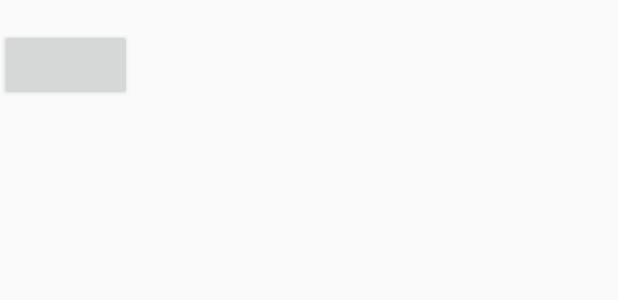
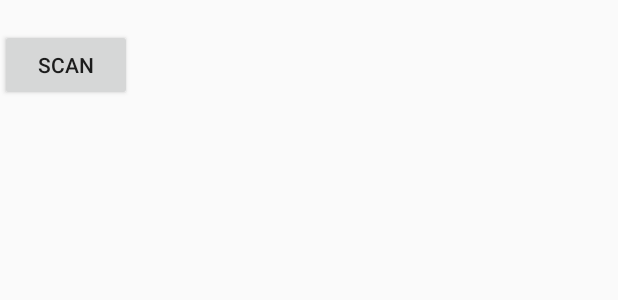
Before and after one commit to MrPoppa/BarcodeScanner, an Android app: the layout activity_main.xml on its own in the app's theme, with its tools: preview values and no code run, on a phone screen of 412 x 824 dp. Shown: the top 300 px of the screen. Run offline under Robolectric (Android 15) with nearby library versions, the phone set to English and light mode, and no system bars.

Commit message:
Text on Scan button

```diff
--- a/app/src/main/res/layout/activity_main.xml
+++ b/app/src/main/res/layout/activity_main.xml
@@ -14,6 +14,7 @@
         android:layout_width="wrap_content"
         android:layout_height="wrap_content"
         android:layout_below="@id/scan_output"
+        android:text="Scan"
         />
 
 </RelativeLayout>
```
